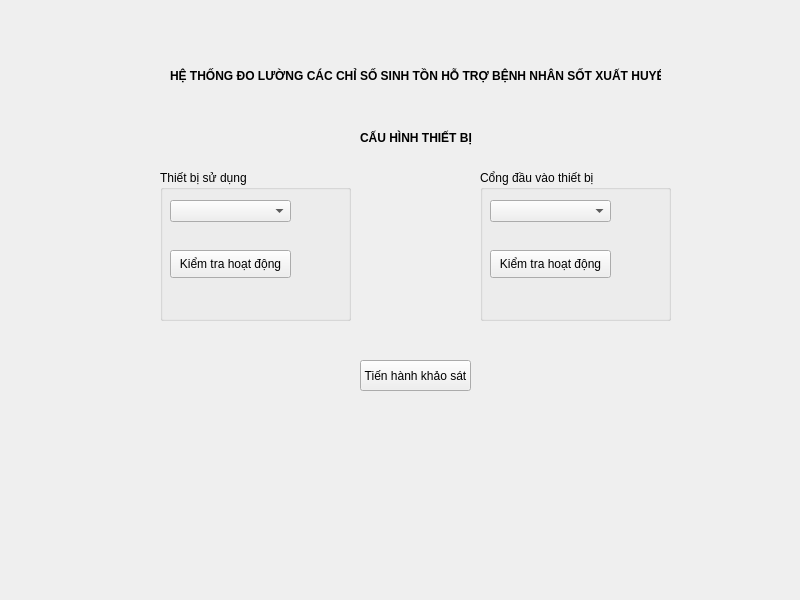
Above: hoang/src/view/setup.ui from alonet14/nckh before the change. Below: the same form after it.
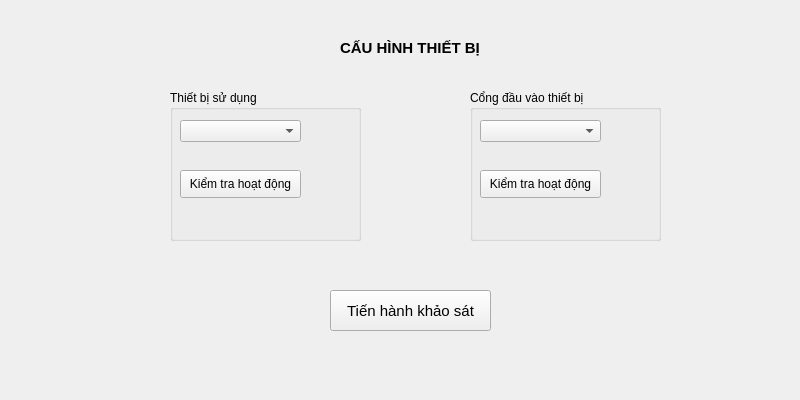
That is the form after the change.

Diff of the .ui file:
```diff
--- a/hoang/src/view/setup.ui
+++ b/hoang/src/view/setup.ui
@@ -7,13 +7,13 @@
     <x>0</x>
     <y>0</y>
     <width>800</width>
-    <height>600</height>
+    <height>400</height>
    </rect>
   </property>
   <property name="minimumSize">
    <size>
     <width>800</width>
-    <height>600</height>
+    <height>400</height>
    </size>
   </property>
   <property name="maximumSize">
@@ -28,8 +28,8 @@
   <widget class="QGroupBox" name="groupbox_port_area">
    <property name="geometry">
     <rect>
-     <x>480</x>
-     <y>170</y>
+     <x>470</x>
+     <y>90</y>
      <width>191</width>
      <height>151</height>
     </rect>
@@ -64,8 +64,8 @@
   <widget class="QGroupBox" name="groupbox_device_area">
    <property name="geometry">
     <rect>
-     <x>160</x>
-     <y>170</y>
+     <x>170</x>
+     <y>90</y>
      <width>191</width>
      <height>151</height>
     </rect>
@@ -100,14 +100,15 @@
   <widget class="QLabel" name="title_interface">
    <property name="geometry">
     <rect>
-     <x>360</x>
-     <y>130</y>
-     <width>141</width>
+     <x>340</x>
+     <y>40</y>
+     <width>151</width>
      <height>16</height>
     </rect>
    </property>
    <property name="font">
     <font>
+     <pointsize>11</pointsize>
      <weight>75</weight>
      <bold>true</bold>
     </font>
@@ -116,34 +117,20 @@
     <string>CẤU HÌNH THIẾT BỊ</string>
    </property>
   </widget>
-  <widget class="QLabel" name="title_software">
-   <property name="geometry">
-    <rect>
-     <x>170</x>
-     <y>50</y>
-     <width>491</width>
-     <height>51</height>
-    </rect>
-   </property>
-   <property name="font">
-    <font>
-     <weight>75</weight>
-     <bold>true</bold>
-    </font>
-   </property>
-   <property name="text">
-    <string>HỆ THỐNG ĐO LƯỜNG CÁC CHỈ SỐ SINH TỒN HỖ TRỢ BỆNH NHÂN SỐT XUẤT HUYẾT</string>
-   </property>
-  </widget>
   <widget class="QPushButton" name="button_hr_rr">
    <property name="geometry">
     <rect>
-     <x>360</x>
-     <y>360</y>
-     <width>111</width>
-     <height>31</height>
+     <x>330</x>
+     <y>290</y>
+     <width>161</width>
+     <height>41</height>
     </rect>
    </property>
+   <property name="font">
+    <font>
+     <pointsize>11</pointsize>
+    </font>
+   </property>
    <property name="text">
     <string>Tiến hành khảo sát</string>
    </property>
```
